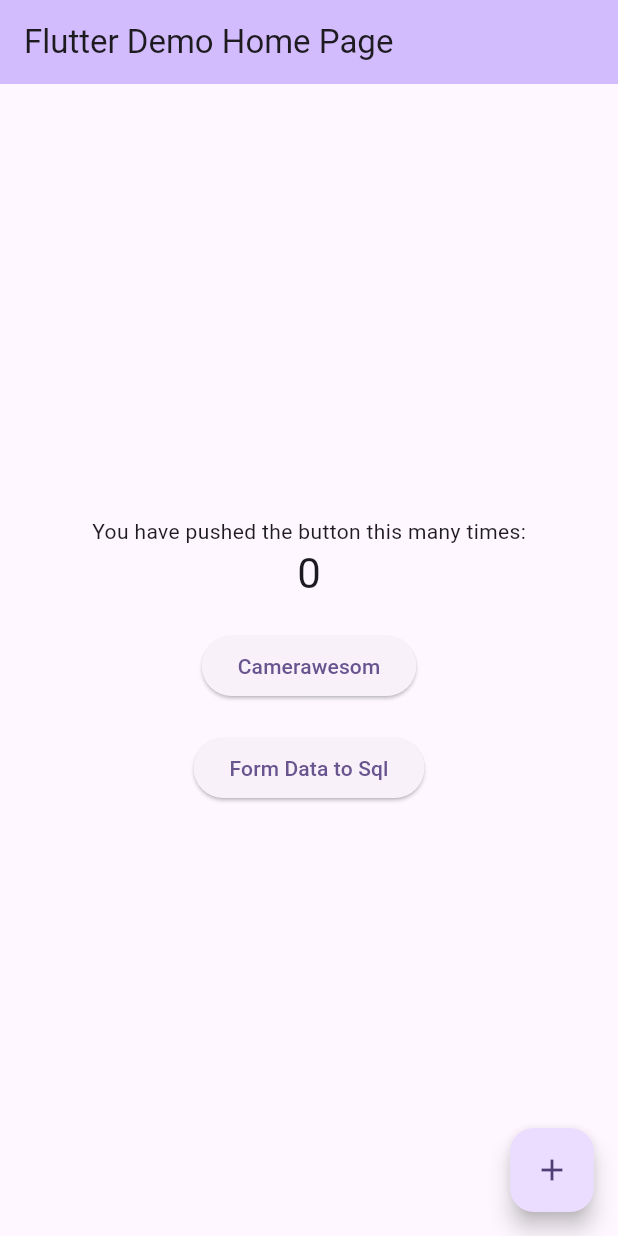
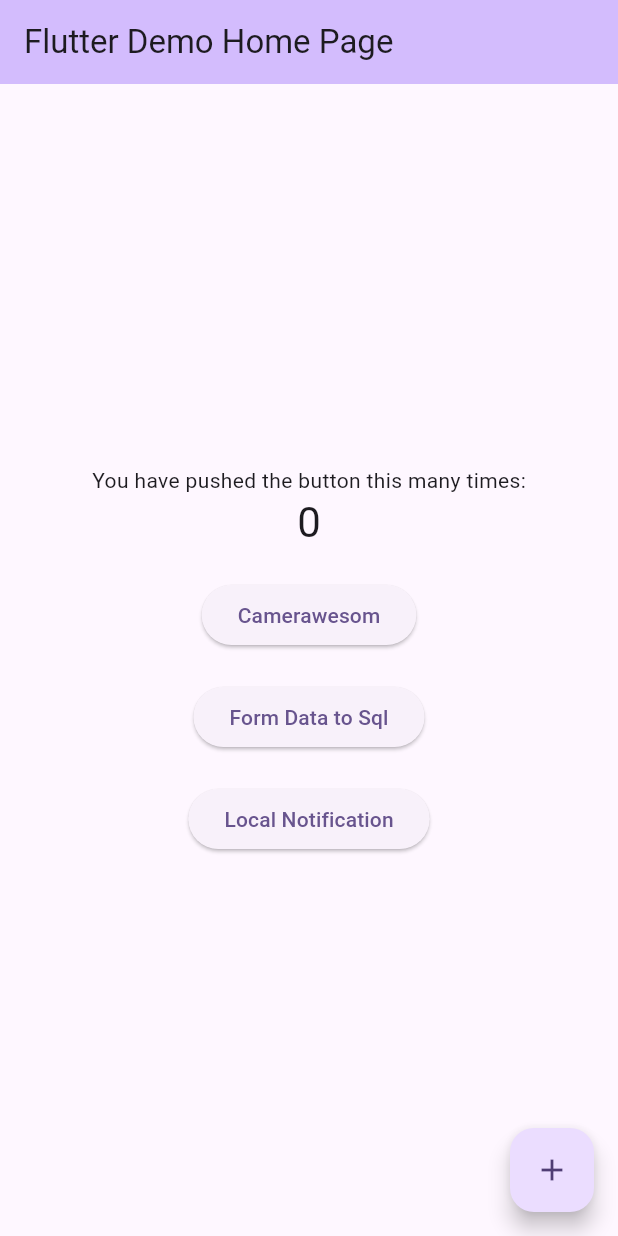
Before and after one commit to shamimru/szdfzf, a Flutter app: the screen it shows after launch, on a phone screen of 412 x 824 dp. Run offline on Flutter 3.47's test engine with Material 3 defaults, Android fonts, the phone set to English and light mode, and no system bars; our stand-ins replace get, image_picker, sqflite; missing offline and left inert: camerawesome; accounts and stored records are empty.

```diff
--- a/lib/main.dart
+++ b/lib/main.dart
@@ -3,6 +3,7 @@ import 'package:get/get.dart';
 import 'package:szdfzf/CameraWesome.dart';
 import 'package:szdfzf/MyCamera.dart';
 import 'package:szdfzf/MyFormData.dart';
+import 'package:szdfzf/MyLocalNotification.dart';
 import 'package:szdfzf/ShowPersonData.dart';
 
 void main() {
@@ -21,6 +22,7 @@ class MyApp extends StatelessWidget {
         GetPage(name: "/cameraWesome", page: () => const CameraAwesome()),
         GetPage(name: "/form", page: () => const MyFormdata()),
         GetPage(name: "/showPerson", page: () => const Showpersondata()),
+        GetPage(name: "/notification", page: () => const Mylocalnotification()),
       ],
       title: 'Flutter Demo',
       theme: ThemeData(
@@ -93,7 +95,13 @@ class _MyHomePageState extends State<MyHomePage> {
             ElevatedButton(onPressed: (){
               print("formData");
               Get.toNamed("/form");
-            }, child: Text("Form Data to Sql"))
+            }, child: Text("Form Data to Sql")),
+
+            SizedBox(height: 20,),
+            ElevatedButton(onPressed: (){
+              print("formData");
+              Get.toNamed("/notification");
+            }, child: Text("Local Notification"))
           ],
         ),
       ),
```
Also changed, not shown: lib/DBHelper.dart (+15 -0 lines), lib/MyLocalNotification.dart (added, +22 -0 lines), lib/ShowPersonData.dart (+7 -0 lines).
